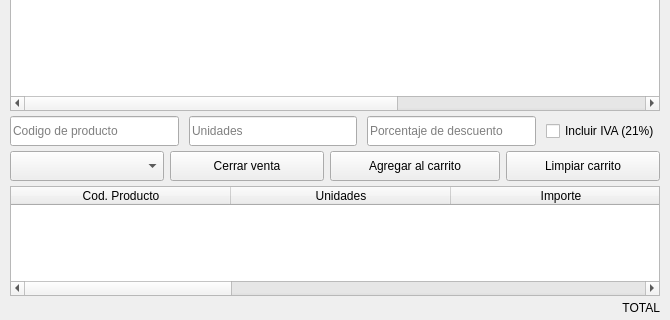
schulz-franco/gestor_de_ventas, file uis/interfazGestor.ui: the form before one commit; both pictures show x 0 to 670 and y 248 to 568 of the 670 by 568 pixel window.
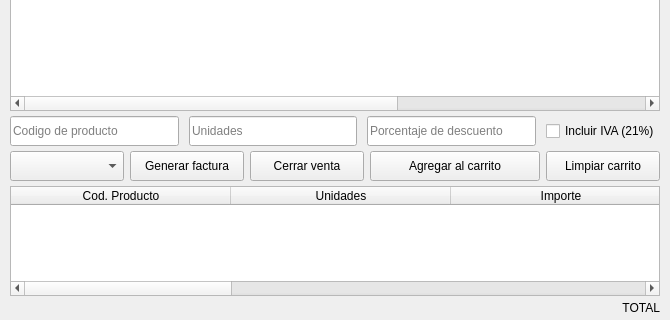
The form after the commit.

Commit message: implemento funcion generar factura

```diff
--- a/uis/interfazGestor.ui
+++ b/uis/interfazGestor.ui
@@ -477,6 +477,19 @@
             </property>
            </widget>
           </item>
+          <item>
+           <widget class="QPushButton" name="btn_facturar">
+            <property name="minimumSize">
+             <size>
+              <width>0</width>
+              <height>30</height>
+             </size>
+            </property>
+            <property name="text">
+             <string>Generar factura</string>
+            </property>
+           </widget>
+          </item>
           <item>
            <widget class="QToolButton" name="btnCerrarVenta">
             <property name="sizePolicy">
```
The commit also changes 19 other files.
